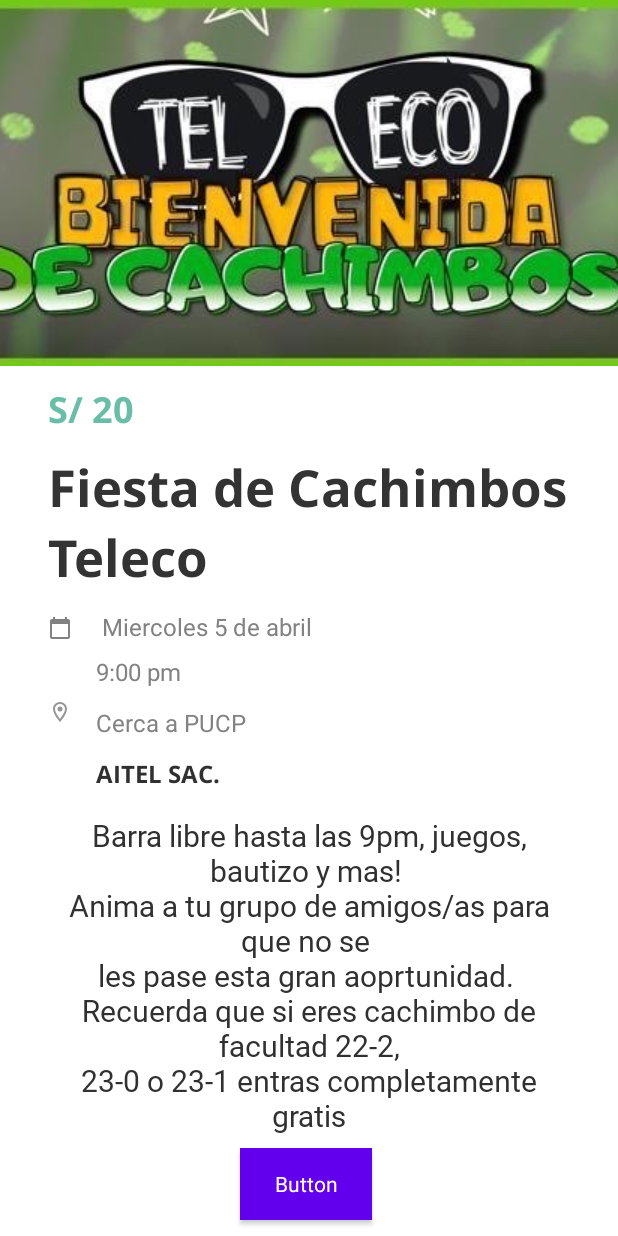
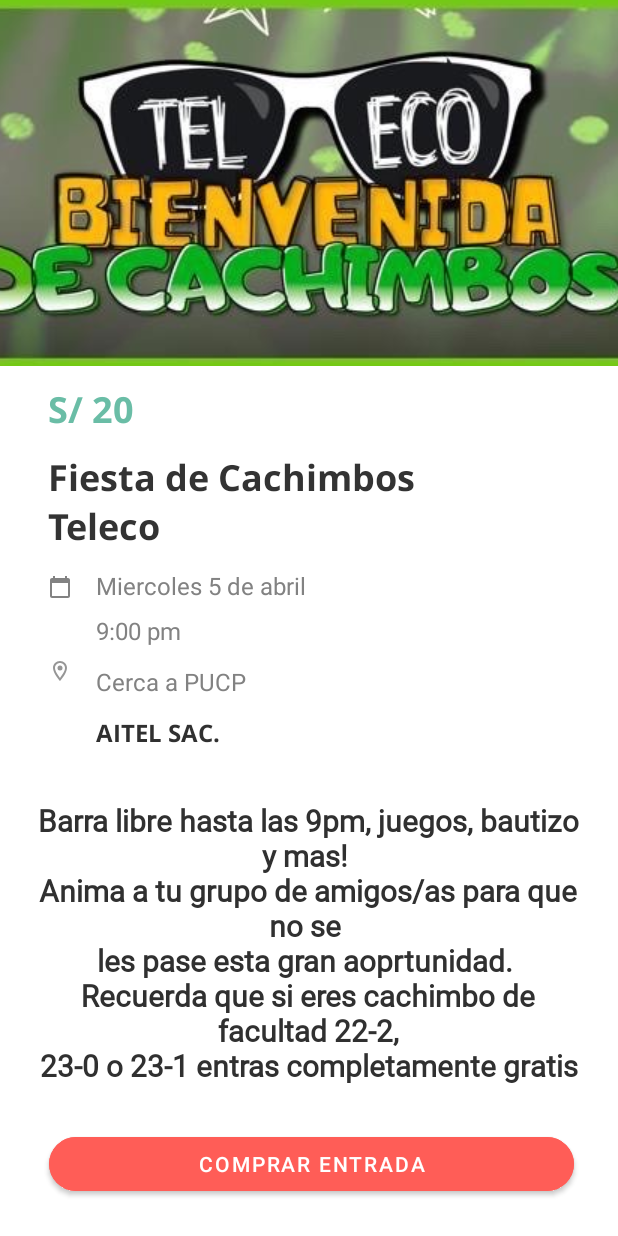
Before and after one commit to JexUgaz/-Lab2_20180217_20191417, an Android app: the layout activity_detail.xml on its own in the app's theme, with its tools: preview values and no code run, on a phone screen of 412 x 824 dp. Run offline under Robolectric (Android 15) with nearby library versions, the phone set to English and light mode, and no system bars.

Commit message:
Ajustes en el layout de Detail

```diff
--- a/app/src/main/res/layout/activity_detail.xml
+++ b/app/src/main/res/layout/activity_detail.xml
@@ -4,8 +4,7 @@
     xmlns:tools="http://schemas.android.com/tools"
     android:layout_width="match_parent"
     android:layout_height="match_parent"
-    tools:context=".detail.Detail">
-
+    tools:context=".DetailActivity">
     <ImageView
         android:id="@+id/imageView"
         android:layout_width="0dp"
@@ -37,7 +36,7 @@
         android:fontFamily="@font/open_sans_bold"
         android:text="Fiesta de Cachimbos \nTeleco"
         android:textColor="#333333"
-        android:textSize="34sp"
+        android:textSize="24sp"
         app:layout_constraintStart_toStartOf="parent"
         app:layout_constraintTop_toBottomOf="@+id/textView2" />
 
@@ -47,7 +46,7 @@
         android:layout_height="wrap_content"
         android:layout_marginStart="64dp"
         android:layout_marginTop="12dp"
-        android:text=" Miercoles 5 de abril"
+        android:text="Miercoles 5 de abril"
         android:textColor="#828282"
         android:textSize="16dp"
         app:layout_constraintStart_toStartOf="parent"
@@ -110,31 +109,33 @@
         app:layout_constraintStart_toEndOf="@+id/imageView3"
         app:layout_constraintTop_toBottomOf="@+id/textView" />
 
+
     <TextView
         android:id="@+id/textView7"
-        android:layout_width="331dp"
+        android:layout_width="370dp"
         android:layout_height="wrap_content"
-        android:layout_marginTop="16dp"
-        android:fontFamily="@font/nanum_brush_script"
+        android:layout_marginBottom="100dp"
+        android:fontFamily="@font/nanum_pen_script"
         android:gravity="center"
         android:text="Barra libre hasta las 9pm, juegos, bautizo y mas! \nAnima a tu grupo de amigos/as para que no se \nles pase esta gran aoprtunidad. \nRecuerda que si eres cachimbo de facultad 22-2,\n23-0 o 23-1 entras completamente gratis"
         android:textColor="#303030"
         android:textSize="20sp"
+        android:textStyle="bold"
+        app:layout_constraintBottom_toBottomOf="parent"
         app:layout_constraintEnd_toEndOf="parent"
-        app:layout_constraintStart_toStartOf="parent"
-        app:layout_constraintTop_toBottomOf="@+id/textView6" />
+        app:layout_constraintHorizontal_bias="0.487"
+        app:layout_constraintStart_toStartOf="parent" />
 
     <Button
-        android:id="@+id/button6"
-        style="@android:style/Widget.Button"
-        android:layout_width="wrap_content"
+        android:id="@+id/btnComprar"
+        android:layout_width="350dp"
         android:layout_height="wrap_content"
-        android:layout_marginStart="160dp"
-        android:layout_marginTop="8dp"
-        android:background="#FF5D57"
-        android:text="Button"
-        android:textColor="@color/white"
-        app:layout_constraintStart_toStartOf="parent"
-        app:layout_constraintTop_toBottomOf="@+id/textView7" />
-
+        android:layout_marginBottom="24dp"
+        android:backgroundTint="#FF5D57"
+        android:text="Comprar entrada"
+        app:cornerRadius="20dp"
+        app:layout_constraintBottom_toBottomOf="parent"
+        app:layout_constraintEnd_toEndOf="parent"
+        app:layout_constraintHorizontal_bias="0.527"
+        app:layout_constraintStart_toStartOf="parent" />
 </androidx.constraintlayout.widget.ConstraintLayout>
```
Also changed, not shown: app/src/main/AndroidManifest.xml (+4 -5 lines), app/src/main/java/com/example/apptelecos/DetailActivity.java (added, +22 -0 lines), app/src/main/java/com/example/apptelecos/detail/Detail.java (deleted, +0 -19 lines).
